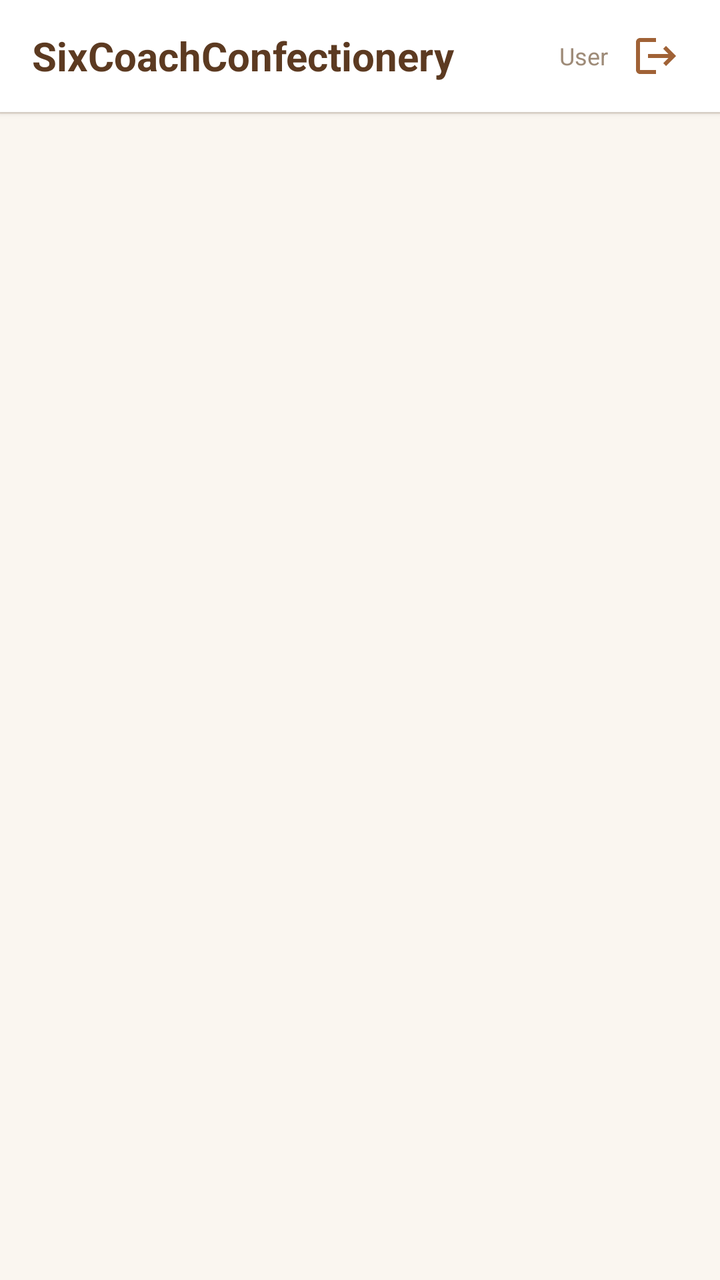
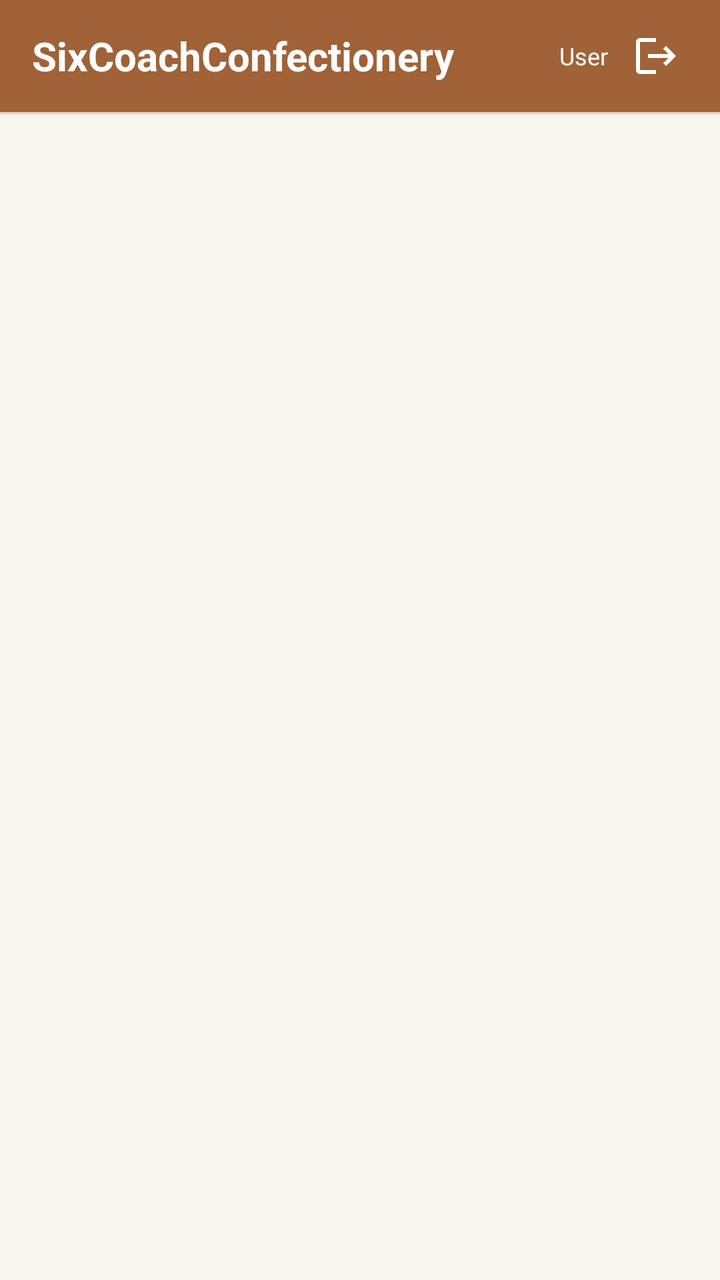

The first picture is an Android layout as it rendered before a commit; the second is the same layout after the commit. The layout source and the unified diff follow.
<!-- AndroidManifest.xml: application theme Theme.SixCoachConfectionery -->
<!-- res/layout/activity_main.xml -->
<?xml version="1.0" encoding="utf-8"?>
<LinearLayout xmlns:android="http://schemas.android.com/apk/res/android"
    xmlns:app="http://schemas.android.com/apk/res-auto"
    xmlns:tools="http://schemas.android.com/tools"
    android:id="@+id/main"
    android:layout_width="match_parent"
    android:layout_height="match_parent"
    android:orientation="vertical"
    android:background="@color/bakery_bg"
    tools:context=".MainActivity">

    
    <LinearLayout
        android:id="@+id/topBar"
        android:layout_width="match_parent"
        android:layout_height="56dp"
        android:orientation="horizontal"
        android:gravity="center_vertical"
        android:paddingHorizontal="16dp"
        android:background="@color/white"
        android:elevation="2dp">

        <TextView
            android:id="@+id/tvAppTitle"
            android:layout_width="0dp"
            android:layout_height="wrap_content"
            android:layout_weight="1"
            android:text="SixCoachConfectionery"
            android:textColor="@color/bakery_text_primary"
            android:textSize="20sp"
            android:textStyle="bold" />

        <LinearLayout
            android:id="@+id/layoutUserInfo"
            android:layout_width="wrap_content"
            android:layout_height="wrap_content"
            android:orientation="horizontal"
            android:gravity="center_vertical">

            <TextView
                android:id="@+id/tvUserStatus"
                android:layout_width="wrap_content"
                android:layout_height="wrap_content"
                android:text="User"
                android:textColor="@color/bakery_text_secondary"
                android:textSize="12sp"
                android:ellipsize="end"
                android:maxLines="1"
                android:layout_marginEnd="8dp" />

            <ImageButton
                android:id="@+id/btnLogout"
                android:layout_width="32dp"
                android:layout_height="32dp"
                android:background="?attr/selectableItemBackgroundBorderless"
                android:contentDescription="Logout"
                android:src="@drawable/ic_logout"
                app:tint="@color/bakery_brown" />

        </LinearLayout>

        <Button
            android:id="@+id/btnHeaderAuth"
            android:layout_width="wrap_content"
            android:layout_height="36dp"
            android:text="Login / Register"
            android:textSize="12sp"
            android:textColor="@color/white"
            android:backgroundTint="@color/bakery_brown"
            android:visibility="gone"
            android:paddingHorizontal="12dp" />

    </LinearLayout>

    <View
        android:layout_width="match_parent"
        android:layout_height="1dp"
        android:background="@color/bakery_card_border" />

    
    <FrameLayout
        android:id="@+id/fragmentContainer"
        android:layout_width="match_parent"
        android:layout_height="0dp"
        android:layout_weight="1" />

</LinearLayout>
<!-- resources referenced by this layout -->
<resources>
  <color name="bakery_bg">#FAF6F0</color>
  <color name="bakery_brown">#A06236</color>
  <color name="bakery_card_border">#EAE1D7</color>
  <color name="bakery_text_primary">#5C3A21</color>
  <color name="bakery_text_secondary">#9E8B78</color>
  <color name="white">#FFFFFFFF</color>
  <!-- drawable ic_logout (drawable) -->
  <vector xmlns:android="http://schemas.android.com/apk/res/android"
      android:width="24dp"
      android:height="24dp"
      android:viewportWidth="24"
      android:viewportHeight="24">
      <path
          android:fillColor="#FF000000"
          android:pathData="M17,7l-1.41,1.41L18.17,11H8v2h10.17l-2.58,2.58L17,17l5,-5zM4,5h8V3H4c-1.1,0 -2,0.9 -2,2v14c0,1.1 0.9,2 2,2h8v-2H4V5z"/>
  </vector>
  <style name="Theme.SixCoachConfectionery" parent="Base.Theme.SixCoachConfectionery" />
  <style name="Base.Theme.SixCoachConfectionery" parent="Theme.Material3.DayNight.NoActionBar">
          
          <item name="colorPrimary">@color/bakery_brown</item>
          <item name="colorOnPrimary">@color/white</item>
          <item name="colorPrimaryContainer">@color/bakery_tan_light</item>
          <item name="colorOnPrimaryContainer">@color/bakery_brown_dark</item>
          <item name="colorSecondary">@color/bakery_brown_light</item>
          <item name="android:windowBackground">@color/bakery_bg</item>
          <item name="android:statusBarColor">@color/bakery_brown</item>
      </style>
  <color name="bakery_tan_light">#F8F3EE</color>
  <color name="bakery_brown_dark">#7C3E1D</color>
  <color name="bakery_brown_light">#C48D5D</color>
</resources>

<!-- the commit's change to res/layout/activity_main.xml (unified diff, before → after) -->
@@ -17,7 +17,7 @@
         android:orientation="horizontal"
         android:gravity="center_vertical"
         android:paddingHorizontal="16dp"
-        android:background="@color/white"
+        android:background="@color/bakery_brown"
         android:elevation="2dp">
 
         <TextView
@@ -26,7 +26,7 @@
             android:layout_height="wrap_content"
             android:layout_weight="1"
             android:text="SixCoachConfectionery"
-            android:textColor="@color/bakery_text_primary"
+            android:textColor="@color/white"
             android:textSize="20sp"
             android:textStyle="bold" />
 
@@ -42,7 +42,7 @@
                 android:layout_width="wrap_content"
                 android:layout_height="wrap_content"
                 android:text="User"
-                android:textColor="@color/bakery_text_secondary"
+                android:textColor="@color/white"
                 android:textSize="12sp"
                 android:ellipsize="end"
                 android:maxLines="1"
@@ -55,7 +55,7 @@
                 android:background="?attr/selectableItemBackgroundBorderless"
                 android:contentDescription="Logout"
                 android:src="@drawable/ic_logout"
-                app:tint="@color/bakery_brown" />
+                app:tint="@color/white" />
 
         </LinearLayout>
 
@@ -65,8 +65,8 @@
             android:layout_height="36dp"
             android:text="Login / Register"
             android:textSize="12sp"
-            android:textColor="@color/white"
-            android:backgroundTint="@color/bakery_brown"
+            android:textColor="@color/bakery_brown"
+            android:backgroundTint="@color/white"
             android:visibility="gone"
             android:paddingHorizontal="12dp" />
 
<!-- resource entries referenced after the edit -->
@@ -3,8 +3,6 @@
   <color name="bakery_bg">#FAF6F0</color>
   <color name="bakery_brown">#A06236</color>
   <color name="bakery_card_border">#EAE1D7</color>
-  <color name="bakery_text_primary">#5C3A21</color>
-  <color name="bakery_text_secondary">#9E8B78</color>
   <color name="white">#FFFFFFFF</color>
   <!-- drawable ic_logout (drawable) -->
   <vector xmlns:android="http://schemas.android.com/apk/res/android"
